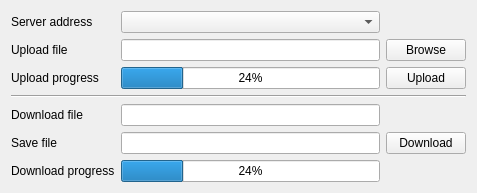
Old version of the form src/tools/tftp/client/tftpclient.ui in the repository x-tools-author/x-tools.
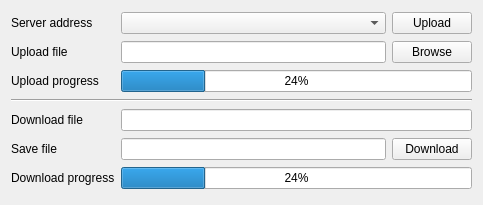
New version of the form.

Diff of the .ui file:
```diff
--- a/src/tools/tftp/client/tftpclient.ui
+++ b/src/tools/tftp/client/tftpclient.ui
@@ -6,8 +6,8 @@
    <rect>
     <x>0</x>
     <y>0</y>
-    <width>477</width>
-    <height>191</height>
+    <width>483</width>
+    <height>205</height>
    </rect>
   </property>
   <property name="windowTitle">
@@ -28,23 +28,6 @@
      </property>
     </widget>
    </item>
-   <item row="2" column="1">
-    <widget class="QProgressBar" name="progressBarUpload">
-     <property name="value">
-      <number>24</number>
-     </property>
-    </widget>
-   </item>
-   <item row="2" column="2">
-    <widget class="QPushButton" name="pushButtonUpload">
-     <property name="text">
-      <string>Upload</string>
-     </property>
-    </widget>
-   </item>
-   <item row="4" column="1">
-    <widget class="QLineEdit" name="lineEditDownloadFile"/>
-   </item>
    <item row="5" column="2">
     <widget class="QPushButton" name="pushButtonDownload">
      <property name="text">
@@ -86,20 +69,10 @@
    <item row="1" column="1">
     <widget class="QLineEdit" name="lineEditUploadFile"/>
    </item>
-   <item row="0" column="1">
-    <widget class="QComboBox" name="comboBoxServerAddress">
-     <property name="minimumSize">
-      <size>
-       <width>256</width>
-       <height>0</height>
-      </size>
-     </property>
-    </widget>
-   </item>
    <item row="3" column="0" colspan="3">
     <widget class="Line" name="line">
      <property name="orientation">
-      <enum>Qt::Horizontal</enum>
+      <enum>Qt::Orientation::Horizontal</enum>
      </property>
     </widget>
    </item>
@@ -110,13 +83,40 @@
      </property>
     </widget>
    </item>
-   <item row="6" column="1">
+   <item row="4" column="1" colspan="2">
+    <widget class="QLineEdit" name="lineEditDownloadFile"/>
+   </item>
+   <item row="6" column="1" colspan="2">
     <widget class="QProgressBar" name="progressBarDownload">
      <property name="value">
       <number>24</number>
      </property>
     </widget>
    </item>
+   <item row="0" column="1">
+    <widget class="QComboBox" name="comboBoxServerAddress">
+     <property name="minimumSize">
+      <size>
+       <width>256</width>
+       <height>0</height>
+      </size>
+     </property>
+    </widget>
+   </item>
+   <item row="0" column="2">
+    <widget class="QPushButton" name="pushButtonUpload">
+     <property name="text">
+      <string>Upload</string>
+     </property>
+    </widget>
+   </item>
+   <item row="2" column="1" colspan="2">
+    <widget class="QProgressBar" name="progressBarUpload">
+     <property name="value">
+      <number>24</number>
+     </property>
+    </widget>
+   </item>
   </layout>
  </widget>
  <resources/>
```
